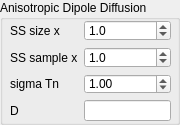
Qt form src/qtgui/adipoleBSSRDFWidget.ui (tomka/mitsuba-renderer) before a commit.
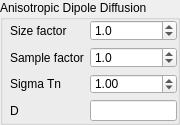
The same form after that commit.

```diff
--- a/src/qtgui/adipoleBSSRDFWidget.ui
+++ b/src/qtgui/adipoleBSSRDFWidget.ui
@@ -33,7 +33,7 @@
     <rect>
      <x>10</x>
      <y>20</y>
-     <width>161</width>
+     <width>167</width>
      <height>101</height>
     </rect>
    </property>
@@ -41,7 +41,7 @@
     <item row="0" column="0">
      <widget class="QLabel" name="subsurfaceSizeLabel">
       <property name="text">
-       <string>SS size x</string>
+       <string>Size factor</string>
       </property>
      </widget>
     </item>
@@ -70,7 +70,7 @@
     <item row="1" column="0">
      <widget class="QLabel" name="subsurfaceSampleFactorLabel">
       <property name="text">
-       <string>SS sample x</string>
+       <string>Sample factor</string>
       </property>
      </widget>
     </item>
@@ -96,7 +96,7 @@
     <item row="2" column="0">
      <widget class="QLabel" name="label">
       <property name="text">
-       <string>sigma Tn</string>
+       <string>Sigma Tn</string>
       </property>
      </widget>
     </item>
```
